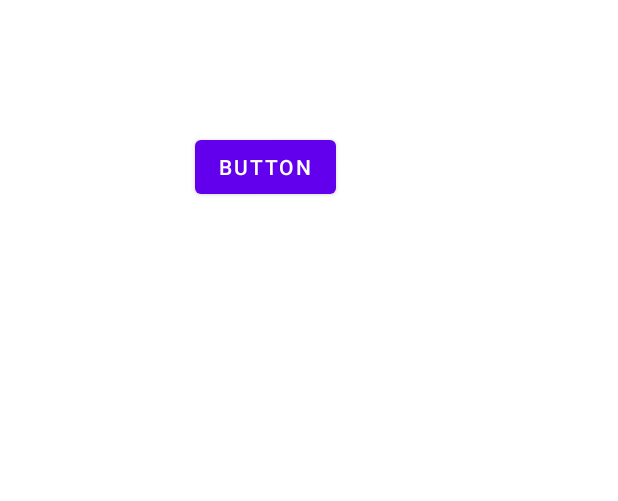
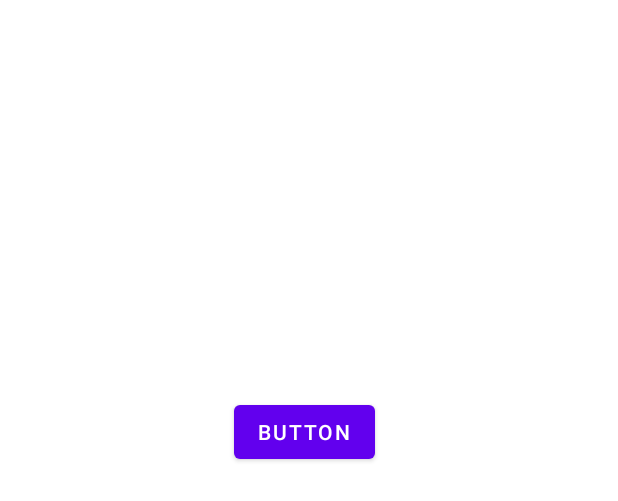
Before and after one commit to SKY-SA/CurrencyApp, an Android app: the layout activity_currencies.xml on its own in the app's theme, with its tools: preview values and no code run, on a phone screen of 412 x 824 dp. Shown: the top 501 px of the screen. Run offline under Robolectric (Android 15) with nearby library versions, the phone set to English and light mode, and no system bars.

Commit message:
new codes has added by SKY

```diff
--- a/app/src/main/AndroidManifest.xml
+++ b/app/src/main/AndroidManifest.xml
@@ -14,7 +14,7 @@
         android:theme="@style/Theme.CurrencyApp"
         tools:targetApi="31">
         <activity
-            android:name=".CurrenciesActivity"
+            android:name=".view.CurrenciesActivity"
             android:exported="false" />
         <activity
             android:name=".view.CurrencyLatestActivity"
--- a/app/src/main/java/com/sky/currencyapp/adapter/CurrencyLatestRecyclerAdapter.kt
+++ b/app/src/main/java/com/sky/currencyapp/adapter/CurrencyLatestRecyclerAdapter.kt
@@ -25,7 +25,7 @@ class CurrencyLatestRecyclerAdapter(val listCurrency : ArrayList<CurrencyLatest>
         holder.itemView.latestRecyclerRow_textView.text = listCurrency[position].fullName
         holder.itemView.latestRecyclerRow_radioButton.text = listCurrency[position].name!!.uppercase()
 
-        holder.itemView.latestRecyclerRow_radioButton.setOnClickListener { view->
+        /*holder.itemView.latestRecyclerRow_radioButton.setOnClickListener { view->
             val nameOfCurrency:String? = listCurrency[position].name
             nameOfCurrency?.let { name->
                 holder.itemView.latestRecyclerRow_radioButton.context.applicationContext?.let { context->
@@ -35,7 +35,7 @@ class CurrencyLatestRecyclerAdapter(val listCurrency : ArrayList<CurrencyLatest>
                     context.startActivity(intent)
                 }
             }
-        }
+        }*/
     }
 
     override fun getItemCount(): Int {
--- a/app/src/main/res/layout/activity_currencies.xml
+++ b/app/src/main/res/layout/activity_currencies.xml
@@ -10,8 +10,8 @@
         android:id="@+id/button"
         android:layout_width="wrap_content"
         android:layout_height="wrap_content"
-        android:layout_marginStart="130dp"
-        android:layout_marginTop="87dp"
+        android:layout_marginStart="156dp"
+        android:layout_marginTop="264dp"
         android:text="Button"
         app:layout_constraintStart_toStartOf="parent"
         app:layout_constraintTop_toTopOf="parent" />
--- a/app/src/main/res/layout/latest_activity_recycler_row.xml
+++ b/app/src/main/res/layout/latest_activity_recycler_row.xml
@@ -34,6 +34,7 @@
             android:layoutDirection="rtl"
             android:padding="6dp"
             android:layout_margin="3dp"
+            android:onClick="onRadioButtonClicked"
             />
     </LinearLayout>
 </layout>
```
Also changed, not shown: app/src/main/java/com/sky/currencyapp/view/CurrencyLatestActivity.kt (+19 -0 lines).
